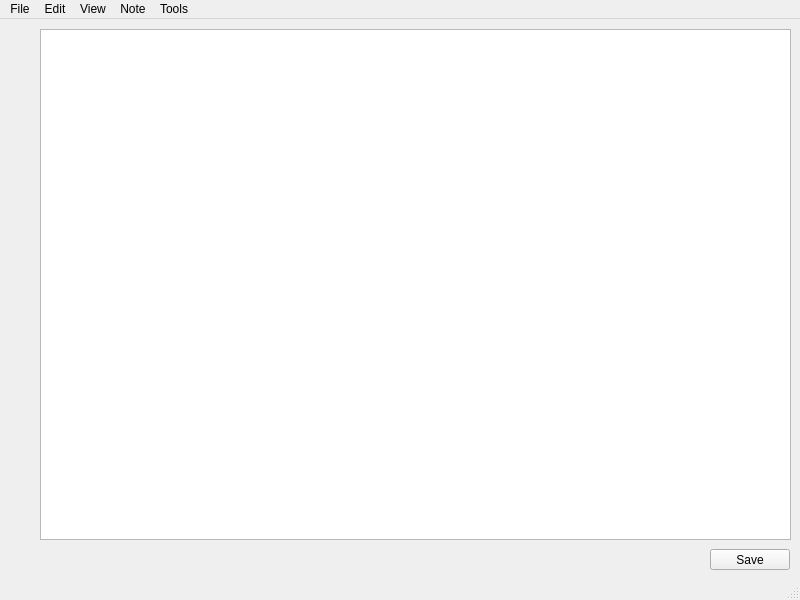
This is notepad.ui in razashahid107/NOTEPAD-QT as Qt 5 draws it before an edit. The edited form follows.
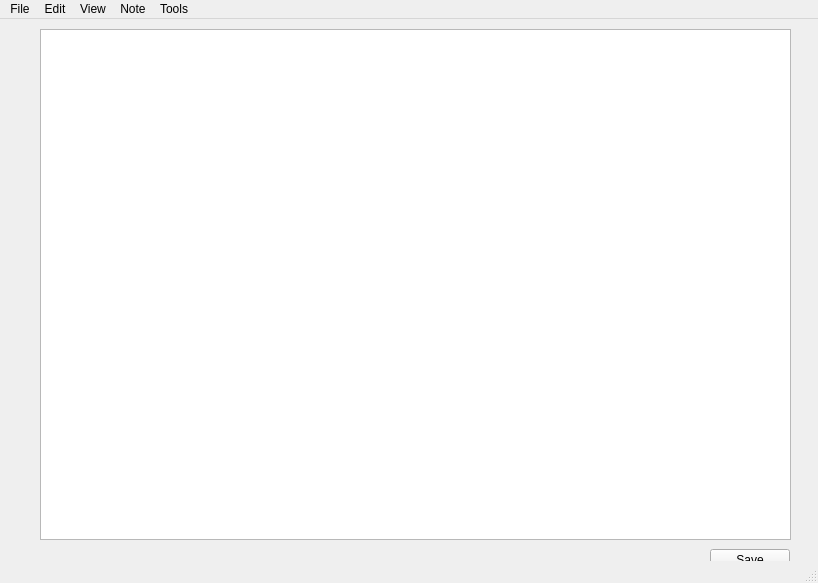
This is the edited form. Icons and pictures are not drawn.

What changed in the file:
```diff
--- a/notepad.ui
+++ b/notepad.ui
@@ -6,8 +6,8 @@
    <rect>
     <x>0</x>
     <y>0</y>
-    <width>800</width>
-    <height>600</height>
+    <width>818</width>
+    <height>583</height>
    </rect>
   </property>
   <property name="windowTitle">
@@ -46,7 +46,7 @@
     <rect>
      <x>0</x>
      <y>0</y>
-     <width>800</width>
+     <width>818</width>
      <height>20</height>
     </rect>
    </property>
```
Left out of the diff: 47 changed lines with no effect on the pictures.
